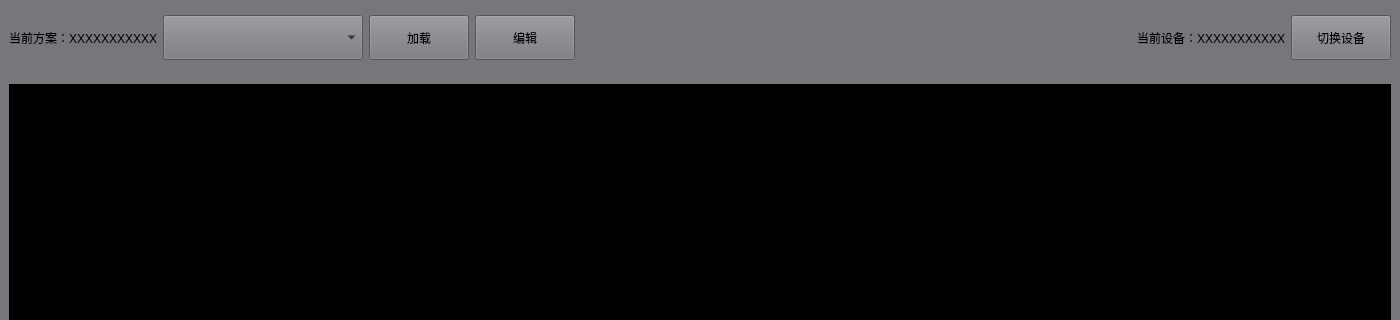
YangKaiyun-a/camera_debug, file src/ui/main_window.ui: the form before one commit; both pictures show x 0 to 1400 and y 0 to 320 of the 1400 by 827 pixel window.
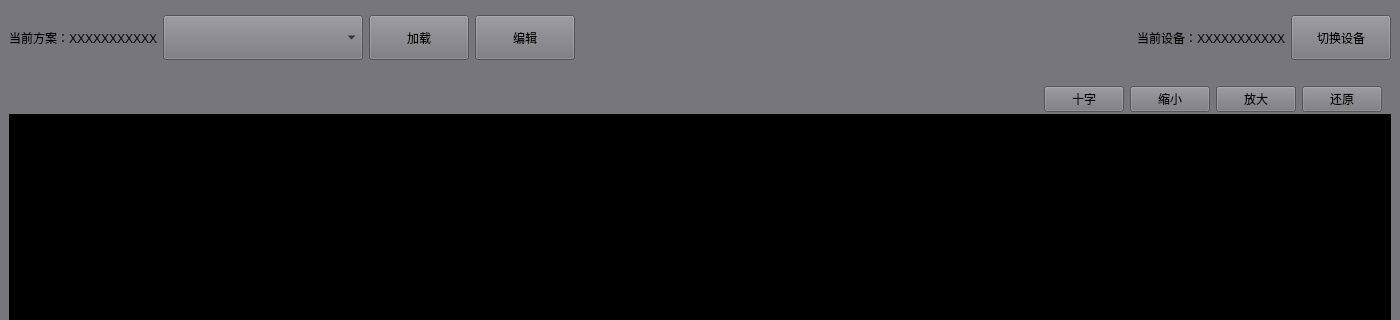
The form after the commit.

What changed in the file:
```diff
--- a/src/ui/main_window.ui
+++ b/src/ui/main_window.ui
@@ -142,7 +142,7 @@
            <height>0</height>
           </size>
          </property>
-         <layout class="QHBoxLayout" name="horizontalLayout_3">
+         <layout class="QVBoxLayout" name="verticalLayout_2">
           <property name="spacing">
            <number>0</number>
           </property>
@@ -158,6 +158,65 @@
           <property name="bottomMargin">
            <number>0</number>
           </property>
+          <item>
+           <widget class="QWidget" name="toolWidget" native="true">
+            <property name="maximumSize">
+             <size>
+              <width>16777215</width>
+              <height>30</height>
+             </size>
+            </property>
+            <layout class="QHBoxLayout" name="horizontalLayout_2">
+             <property name="topMargin">
+              <number>0</number>
+             </property>
+             <property name="bottomMargin">
+              <number>0</number>
+             </property>
+             <item>
+              <spacer name="horizontalSpacer_2">
+               <property name="orientation">
+                <enum>Qt::Horizontal</enum>
+               </property>
+               <property name="sizeHint" stdset="0">
+                <size>
+                 <width>40</width>
+                 <height>20</height>
+                </size>
+               </property>
+              </spacer>
+             </item>
+             <item>
+              <widget class="QPushButton" name="btn_show_crossing_line">
+               <property name="text">
+                <string>十字</string>
+               </property>
+              </widget>
+             </item>
+             <item>
+              <widget class="QPushButton" name="btn_shrink">
+               <property name="text">
+                <string>缩小</string>
+               </property>
+              </widget>
+             </item>
+             <item>
+              <widget class="QPushButton" name="btn_enlarg">
+               <property name="text">
+                <string>放大</string>
+               </property>
+              </widget>
+             </item>
+             <item>
+              <widget class="QPushButton" name="btn_original">
+               <property name="text">
+                <string>还原</string>
+               </property>
+              </widget>
+             </item>
+            </layout>
+           </widget>
+          </item>
           <item>
            <widget class="QLabel" name="lab_display">
             <property name="styleSheet">
```
